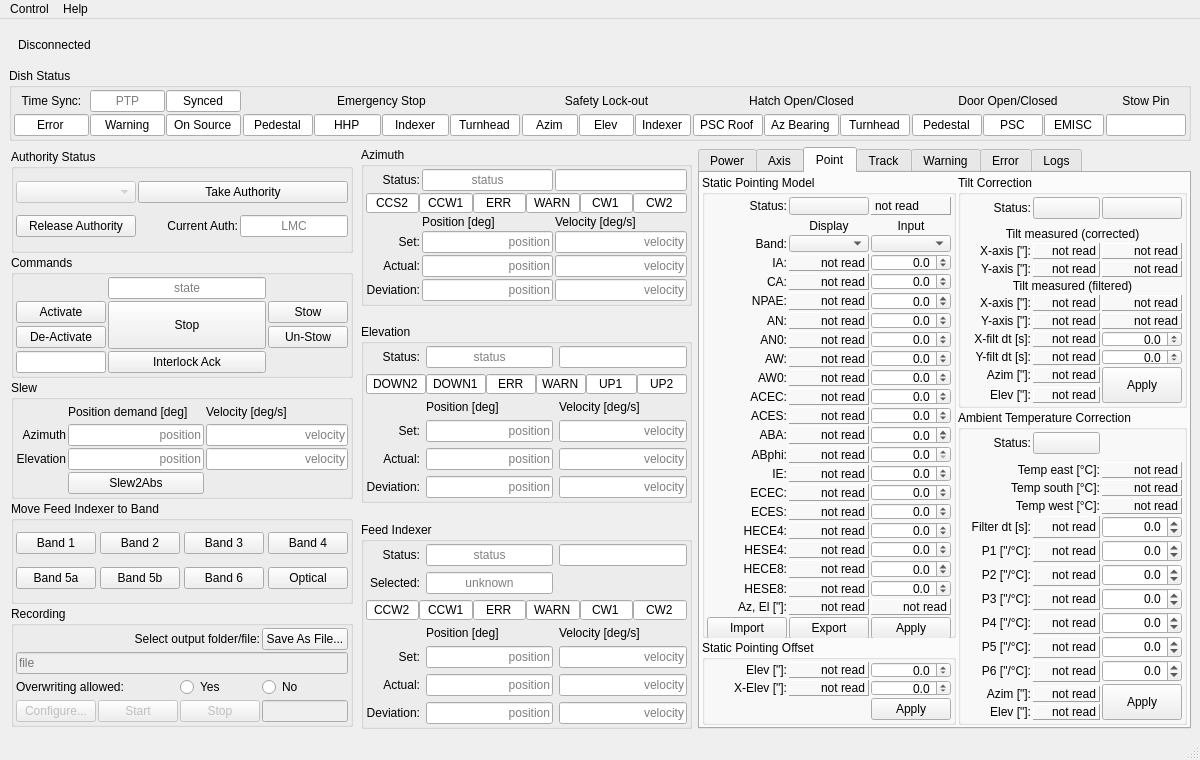
Old version of the form src/ska_mid_disq/ui/dishstructure_mvc.ui in the repository ska-telescope/ska-mid-dish-qualification.
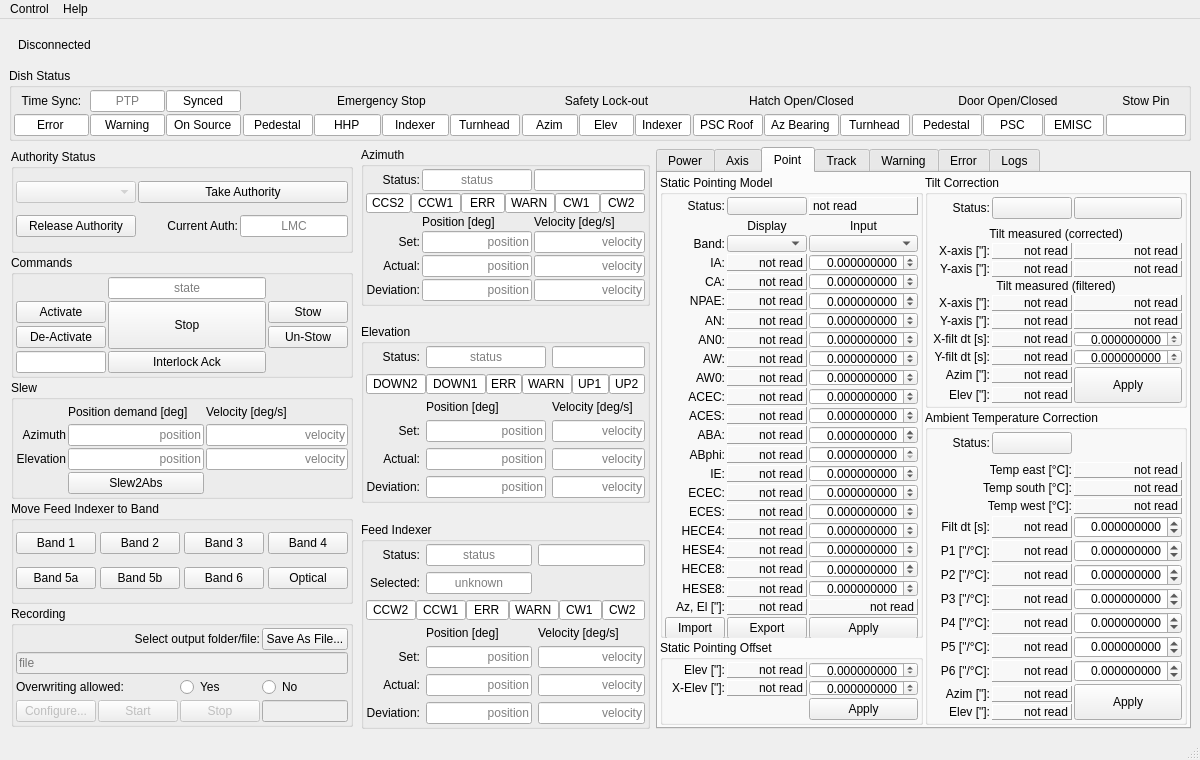
New version of the form. The open tabs and pages were chosen to show the change. Custom widgets are drawn as their Qt base class.

Commit message:
WOM-445: Changed all spinboxes to custom class that allows more decimals
Reverted all widgets to display 5 decimal places, including the
LimitedDisplaySpinBox, but it allows input of finer precision as set for
each spinbox in the UI file.

Diff of the .ui file:
```diff
--- a/src/ska_mid_disq/ui/dishstructure_mvc.ui
+++ b/src/ska_mid_disq/ui/dishstructure_mvc.ui
@@ -4134,7 +4134,7 @@
                 <set>Qt::AlignmentFlag::AlignRight|Qt::AlignmentFlag::AlignTrailing|Qt::AlignmentFlag::AlignVCenter</set>
                </property>
                <property name="decimals">
-                <number>1</number>
+                <number>9</number>
                </property>
                <property name="minimum">
                 <double>-2000.000000000000000</double>
@@ -4159,7 +4159,7 @@
                 <set>Qt::AlignmentFlag::AlignRight|Qt::AlignmentFlag::AlignTrailing|Qt::AlignmentFlag::AlignVCenter</set>
                </property>
                <property name="decimals">
-                <number>1</number>
+                <number>9</number>
                </property>
                <property name="minimum">
                 <double>-2000.000000000000000</double>
@@ -4180,6 +4180,18 @@
              </item>
              <item row="5" column="1">
               <widget class="QLabel" name="opcua_ia">
+               <property name="sizePolicy">
+                <sizepolicy hsizetype="MinimumExpanding" vsizetype="Preferred">
+                 <horstretch>0</horstretch>
+                 <verstretch>0</verstretch>
+                </sizepolicy>
+               </property>
+               <property name="minimumSize">
+                <size>
+                 <width>80</width>
+                 <height>0</height>
+                </size>
+               </property>
                <property name="frameShape">
                 <enum>QFrame::Shape::Panel</enum>
                </property>
@@ -4269,7 +4281,7 @@
                 <set>Qt::AlignmentFlag::AlignRight|Qt::AlignmentFlag::AlignTrailing|Qt::AlignmentFlag::AlignVCenter</set>
                </property>
                <property name="decimals">
-                <number>1</number>
+                <number>9</number>
                </property>
                <property name="minimum">
                 <double>-2000.000000000000000</double>
@@ -4294,7 +4306,7 @@
                 <set>Qt::AlignmentFlag::AlignRight|Qt::AlignmentFlag::AlignTrailing|Qt::AlignmentFlag::AlignVCenter</set>
                </property>
                <property name="decimals">
-                <number>1</number>
+                <number>9</number>
                </property>
                <property name="minimum">
                 <double>-2000.000000000000000</double>
@@ -4329,7 +4341,7 @@
                 <set>Qt::AlignmentFlag::AlignRight|Qt::AlignmentFlag::AlignTrailing|Qt::AlignmentFlag::AlignVCenter</set>
                </property>
                <property name="decimals">
-                <number>1</number>
+                <number>9</number>
                </property>
                <property name="minimum">
                 <double>-2000.000000000000000</double>
@@ -4354,7 +4366,7 @@
                 <set>Qt::AlignmentFlag::AlignRight|Qt::AlignmentFlag::AlignTrailing|Qt::AlignmentFlag::AlignVCenter</set>
                </property>
                <property name="decimals">
-                <number>1</number>
+                <number>9</number>
                </property>
                <property name="minimum">
                 <double>-2000.000000000000000</double>
@@ -4430,7 +4442,7 @@
                 <set>Qt::AlignmentFlag::AlignRight|Qt::AlignmentFlag::AlignTrailing|Qt::AlignmentFlag::AlignVCenter</set>
                </property>
                <property name="decimals">
-                <number>1</number>
+                <number>9</number>
                </property>
                <property name="minimum">
                 <double>-2000.000000000000000</double>
@@ -4480,7 +4492,7 @@
                 <set>Qt::AlignmentFlag::AlignRight|Qt::AlignmentFlag::AlignTrailing|Qt::AlignmentFlag::AlignVCenter</set>
                </property>
                <property name="decimals">
-                <number>1</number>
+                <number>9</number>
                </property>
                <property name="minimum">
                 <double>-2000.000000000000000</double>
@@ -4580,7 +4592,7 @@
                 <set>Qt::AlignmentFlag::AlignRight|Qt::AlignmentFlag::AlignTrailing|Qt::AlignmentFlag::AlignVCenter</set>
                </property>
                <property name="decimals">
-                <number>1</number>
+                <number>9</number>
                </property>
                <property name="minimum">
                 <double>-2000.000000000000000</double>
@@ -4602,14 +4614,14 @@
              <item row="25" column="0">
               <widget class="QPushButton" name="button_static_point_model_import">
                <property name="sizePolicy">
-                <sizepolicy hsizetype="Minimum" vsizetype="MinimumExpanding">
+                <sizepolicy hsizetype="MinimumExpanding" vsizetype="Fixed">
                  <horstretch>0</horstretch>
                  <verstretch>0</verstretch>
                 </sizepolicy>
                </property>
                <property name="minimumSize">
                 <size>
-                 <width>0</width>
+                 <width>60</width>
                  <height>22</height>
                 </size>
                </property>
@@ -4630,7 +4642,7 @@
                 <set>Qt::AlignmentFlag::AlignRight|Qt::AlignmentFlag::AlignTrailing|Qt::AlignmentFlag::AlignVCenter</set>
                </property>
                <property name="decimals">
-                <number>1</number>
+                <number>9</number>
                </property>
                <property name="minimum">
                 <double>-2000.000000000000000</double>
@@ -4674,7 +4686,7 @@
                 <set>Qt::AlignmentFlag::AlignRight|Qt::AlignmentFlag::AlignTrailing|Qt::AlignmentFlag::AlignVCenter</set>
                </property>
                <property name="decimals">
-                <number>1</number>
+                <number>9</number>
                </property>
                <property name="minimum">
                 <double>-2000.000000000000000</double>
@@ -4709,7 +4721,7 @@
                 <set>Qt::AlignmentFlag::AlignRight|Qt::AlignmentFlag::AlignTrailing|Qt::AlignmentFlag::AlignVCenter</set>
                </property>
                <property name="decimals">
-                <number>1</number>
+                <number>9</number>
                </property>
                <property name="minimum">
                 <double>-2000.000000000000000</double>
@@ -4769,7 +4781,7 @@
                 <set>Qt::AlignmentFlag::AlignRight|Qt::AlignmentFlag::AlignTrailing|Qt::AlignmentFlag::AlignVCenter</set>
                </property>
                <property name="decimals">
-                <number>1</number>
+                <number>9</number>
                </property>
                <property name="minimum">
                 <double>-2000.000000000000000</double>
@@ -4854,7 +4866,7 @@
                 <set>Qt::AlignmentFlag::AlignRight|Qt::AlignmentFlag::AlignTrailing|Qt::AlignmentFlag::AlignVCenter</set>
                </property>
                <property name="decimals">
-                <number>1</number>
+                <number>9</number>
                </property>
                <property name="minimum">
                 <double>-2000.000000000000000</double>
@@ -5083,7 +5095,7 @@
                 <set>Qt::AlignmentFlag::AlignRight|Qt::AlignmentFlag::AlignTrailing|Qt::AlignmentFlag::AlignVCenter</set>
                </property>
                <property name="decimals">
-                <number>1</number>
+                <number>9</number>
                </property>
                <property name="minimum">
                 <double>-2000.000000000000000</double>
@@ -5108,7 +5120,7 @@
                 <set>Qt::AlignmentFlag::AlignRight|Qt::AlignmentFlag::AlignTrailing|Qt::AlignmentFlag::AlignVCenter</set>
                </property>
                <property name="decimals">
-                <number>1</number>
+                <number>9</number>
                </property>
                <property name="minimum">
                 <double>0.000000000000000</double>
@@ -5248,7 +5260,7 @@
                 <set>Qt::AlignmentFlag::AlignRight|Qt::AlignmentFlag::AlignTrailing|Qt::AlignmentFlag::AlignVCenter</set>
                </property>
                <property name="decimals">
-                <number>1</number>
+                <number>9</number>
                </property>
                <property name="minimum">
                 <double>-2000.000000000000000</double>
@@ -5330,7 +5342,7 @@
                 <set>Qt::AlignmentFlag::AlignRight|Qt::AlignmentFlag::AlignTrailing|Qt::AlignmentFlag::AlignVCenter</set>
                </property>
                <property name="decimals">
-                <number>1</number>
+                <number>9</number>
                </property>
                <property name="minimum">
                 <double>-2000.000000000000000</double>
@@ -5443,11 +5455,17 @@
              <item row="0" column="0">
               <widget class="QLabel" name="label_42">
                <property name="sizePolicy">
-                <sizepolicy hsizetype="Preferred" vsizetype="Fixed">
+                <sizepolicy hsizetype="Fixed" vsizetype="Fixed">
                  <horstretch>0</horstretch>
                  <verstretch>0</verstretch>
                 </sizepolicy>
                </property>
+               <property name="minimumSize">
+                <size>
+                 <width>60</width>
+                 <height>0</height>
+                </size>
+               </property>
                <property name="text">
                 <string>Elev [&quot;]:</string>
                </property>
@@ -5459,11 +5477,17 @@
              <item row="0" column="1">
               <widget class="QLabel" name="opcua_offset_elev">
                <property name="sizePolicy">
-                <sizepolicy hsizetype="Preferred" vsizetype="Fixed">
+                <sizepolicy hsizetype="MinimumExpanding" vsizetype="Fixed">
                  <horstretch>0</horstretch>
                  <verstretch>0</verstretch>
                 </sizepolicy>
                </property>
+               <property name="minimumSize">
+                <size>
+                 <width>80</width>
+                 <height>0</height>
+                </size>
+               </property>
                <property name="frameShape">
                 <enum>QFrame::Shape::Panel</enum>
                </property>
@@ -5540,7 +5564,7 @@
                 <set>Qt::AlignmentFlag::AlignRight|Qt::AlignmentFlag::AlignTrailing|Qt::AlignmentFlag::AlignVCenter</set>
                </property>
                <property name="decimals">
-                <number>1</number>
+                <number>9</number>
                </property>
                <property name="minimum">
                 <double>-2000.000000000000000</double>
@@ -5574,7 +5598,7 @@
                 <set>Qt::AlignmentFlag::AlignRight|Qt::AlignmentFlag::AlignTrailing|Qt::AlignmentFlag::AlignVCenter</set>
                </property>
                <property name="decimals">
-                <number>1</number>
+                <number>9</number>
                </property>
                <property name="minimum">
                 <double>-2000.000000000000000</double>
@@ -5866,6 +5890,18 @@
              </item>
              <item row="10" column="0">
               <widget class="QLabel" name="label_121">
+               <property name="sizePolicy">
+                <sizepolicy hsizetype="Fixed" vsizetype="Preferred">
+                 <horstretch>0</horstretch>
+                 <verstretch>0</verstretch>
+                </sizepolicy>
+               </property>
+               <property name="minimumSize">
+                <size>
+                 <width>60</width>
+                 <height>0</height>
+                </size>
+               </property>
                <property name="text">
                 <string>X-filt dt [s]:</string>
                </property>
@@ -6056,7 +6092,7 @@
                 <set>Qt::AlignmentFlag::AlignRight|Qt::AlignmentFlag::AlignTrailing|Qt::AlignmentFlag::AlignVCenter</set>
                </property>
                <property name="decimals">
-                <number>1</number>
+                <number>9</number>
                </property>
                <property name="minimum">
                 <double>-1000.000000000000000</double>
@@ -6093,7 +6129,7 @@
                 <set>Qt::AlignmentFlag::AlignRight|Qt::AlignmentFlag::AlignTrailing|Qt::AlignmentFlag::AlignVCenter</set>
                </property>
                <property name="decimals">
-                <number>1</number>
+                <number>9</number>
                </property>
                <property name="minimum">
                 <double>-1000.000000000000000</double>
@@ -6114,6 +6150,18 @@
              </item>
              <item row="10" column="1">
               <widget class="QLabel" name="opcua_x_filt_dt">
+               <property name="sizePolicy">
+                <sizepolicy hsizetype="MinimumExpanding" vsizetype="Preferred">
+                 <horstretch>0</horstretch>
+                 <verstretch>0</verstretch>
+                </sizepolicy>
+               </property>
+               <property name="minimumSize">
+                <size>
+                 <width>80</width>
+                 <height>0</height>
+                </size>
+               </property>
                <property name="frameShape">
                 <enum>QFrame::Shape::Panel</enum>
                </property>
@@ -6192,7 +6240,7 @@
                 <set>Qt::AlignmentFlag::AlignRight|Qt::AlignmentFlag::AlignTrailing|Qt::AlignmentFlag::AlignVCenter</set>
                </property>
                <property name="decimals">
-                <number>1</number>
+                <number>9</number>
                </property>
                <property name="minimum">
                 <double>-1000.000000000000000</double>
@@ -6234,7 +6282,7 @@
                 <set>Qt::AlignmentFlag::AlignRight|Qt::AlignmentFlag::AlignTrailing|Qt::AlignmentFlag::AlignVCenter</set>
                </property>
                <property name="decimals">
-                <number>1</number>
+                <number>9</number>
                </property>
                <property name="minimum">
                 <double>-1000.000000000000000</double>
@@ -6285,7 +6333,7 @@
                 <set>Qt::AlignmentFlag::AlignRight|Qt::AlignmentFlag::AlignTrailing|Qt::AlignmentFlag::AlignVCenter</set>
                </property>
                <property name="decimals">
-                <number>1</number>
+                <number>9</number>
                </property>
                <property name="minimum">
                 <double>-1000.000000000000000</double>
@@ -6326,6 +6374,18 @@
              </item>
              <item row="6" column="1">
               <widget class="QLabel" name="opcua_ambtempfiltdt">
+               <property name="sizePolicy">
+                <sizepolicy hsizetype="MinimumExpanding" vsizetype="Preferred">
+                 <horstretch>0</horstretch>
+                 <verstretch>0</verstretch>
+                </sizepolicy>
+               </property>
+               <property name="minimumSize">
+                <size>
+                 <width>80</width>
+                 <height>0</height>
+                </size>
+               </property>
                <property name="frameShape">
                 <enum>QFrame::Shape::Panel</enum>
                </property>
@@ -6424,8 +6484,20 @@
              </item>
              <item row="6" column="0">
               <widget class="QLabel" name="label_85">
+               <property name="sizePolicy">
+                <sizepolicy hsizetype="Fixed" vsizetype="Preferred">
+                 <horstretch>0</horstretch>
+                 <verstretch>0</verstretch>
+                </sizepolicy>
+               </property>
+               <property name="minimumSize">
+                <size>
+                 <width>60</width>
+                 <height>0</height>
+                </size>
+               </property>
                <property name="text">
-                <string>Filter dt [s]:</string>
+                <string>Filt dt [s]:</string>
                </property>
                <property name="alignment">
                 <set>Qt::AlignmentFlag::AlignRight|Qt::AlignmentFlag::AlignTrailing|Qt::AlignmentFlag::AlignVCenter</set>
@@ -6533,7 +6605,7 @@
                 <set>Qt::AlignmentFlag::AlignRight|Qt::AlignmentFlag::AlignTrailing|Qt::AlignmentFlag::AlignVCenter</set>
                </property>
                <property name="decimals">
-                <number>1</number>
+                <number>9</number>
                </property>
                <property name="minimum">
                 <double>-1000.000000000000000</double>
@@ -6555,7 +6627,7 @@
                 <set>Qt::AlignmentFlag::AlignRight|Qt::AlignmentFlag::AlignTrailing|Qt::AlignmentFlag::AlignVCenter</set>
                </property>
                <property name="decimals">
-                <number>1</number>
+                <number>9</number>
                </property>
                <property name="minimum">
                 <double>-1000.000000000000000</double>
@@ -6625,7 +6697,7 @@
                 <set>Qt::AlignmentFlag::AlignRight|Qt::AlignmentFlag::AlignTrailing|Qt::AlignmentFlag::AlignVCenter</set>
                </property>
                <property name="decimals">
-                <number>1</number>
+                <number>9</number>
                </property>
                <property name="minimum">
                 <double>-1000.000000000000000</double>
@@ -6714,7 +6786,7 @@
                 <set>Qt::AlignmentFlag::AlignRight|Qt::AlignmentFlag::AlignTrailing|Qt::AlignmentFlag::AlignVCenter</set>
                </property>
                <property name="decimals">
-                <number>1</number>
+                <number>9</number>
                </property>
                <property name="minimum">
                 <double>-1000.000000000000000</double>
@@ -9554,6 +9626,11 @@
    <extends>QPushButton</extends>
    <header>ska_mid_disq.view</header>
   </customwidget>
+  <customwidget>
+   <class>LimitedDisplaySpinBox</class>
+   <extends>QDoubleSpinBox</extends>
+   <header>ska_mid_disq.view</header>
+  </customwidget>
  </customwidgets>
  <tabstops>
   <tabstop>combobox_authority</tabstop>
```
Left out of the diff: 84 changed lines with no effect on the pictures. The commit also changes 1 other file.
